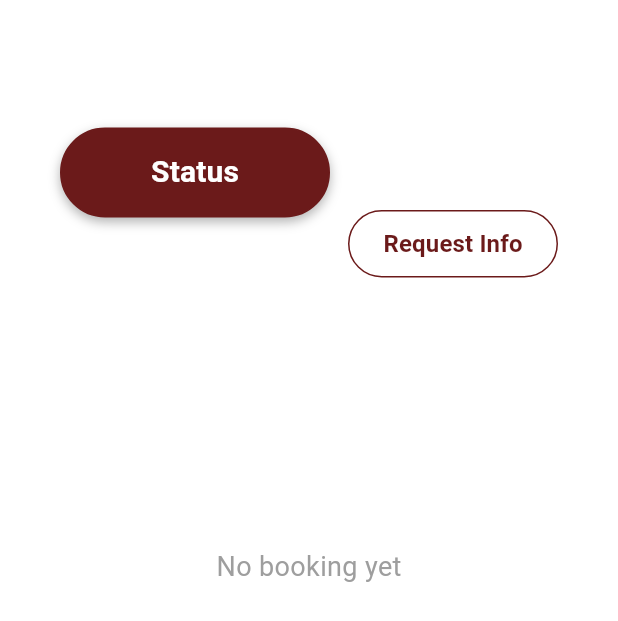
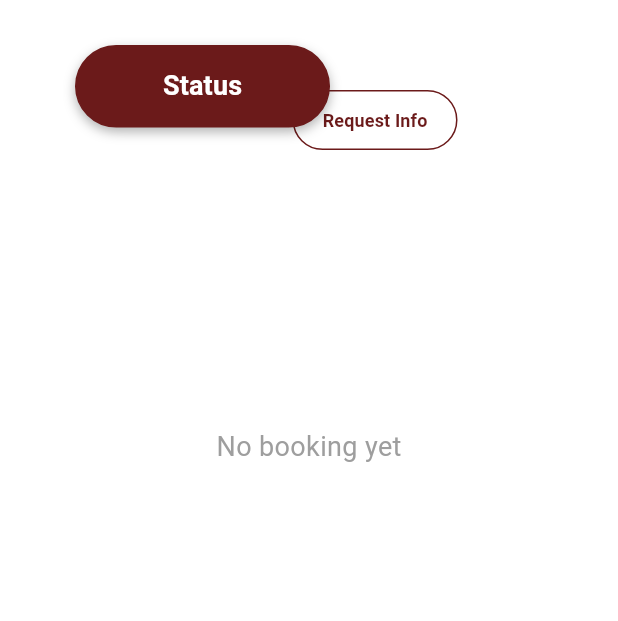
Before and after one commit to 6631501048/projectmobile_g9, a Flutter app: the RequestPage screen opened directly, after a tap on "Status", on a phone screen of 412 x 824 dp. Shown: the top 621 px of the screen. Run offline on Flutter 3.47's test engine with Material 3 defaults, Android fonts, the phone set to English and light mode, and no system bars; network calls fail.

Commit message:
student request com check

```diff
--- a/lib/Student/student_request.dart
+++ b/lib/Student/student_request.dart
@@ -1,31 +1,26 @@
 import 'package:flutter/material.dart';
+import 'studenthome.dart';
 
 class RequestPage extends StatefulWidget {
-  const RequestPage({super.key});
-
   @override
   State<RequestPage> createState() => _RequestPageState();
 }
 
 class _RequestPageState extends State<RequestPage> {
-  int selectedIndex = 0;
-  String title = "";
+  String title = "---- TITLE ----";
   String imagePath = "";
+  String status = 'PENDING';
 
   DateTime? fromDate = DateTime.now();
   DateTime? toDate = DateTime.now();
+
   bool showInfo = true;
   bool isConfirmed = false;
-  String from = '';
-  String to = '';
 
-  @override
   void initState() {
     super.initState();
     fromDate = DateTime.now();
     toDate = DateTime.now().add(const Duration(days: 1));
-    from = '${fromDate!.day}/${fromDate!.month}/${fromDate!.year}';
-    to = '${toDate!.day}/${toDate!.month}/${toDate!.year}';
   }
 
   @override
@@ -35,37 +30,74 @@ class _RequestPageState extends State<RequestPage> {
       body: Column(
         children: [
           Padding(
-            padding: const EdgeInsets.only(top: 75),
+            padding: const EdgeInsets.only(top: 30),
             child: SizedBox(
               width: double.infinity,
-              height: 120,
+              height: 85,
               child: Stack(
                 alignment: Alignment.center,
                 children: showInfo
                     ? [
-                        _tabButton('Request Info', true, () {}),
-                        _tabButton('Status', false, () {
+                        AnimatedPositioned(
+                          duration: const Duration(milliseconds: 400),
+                          left: 185,
+                          top: 30,
+                          child: buildButton(
+                            text: 'Status',
+                            active: false,
+                            onPressed: () {
                               setState(() {
                                 showInfo = false;
                               });
-                        }),
+                            },
+                          ),
+                        ),
+                        AnimatedPositioned(
+                          duration: const Duration(milliseconds: 300),
+                          left: 50,
+                          top: 0,
+                          child: buildButton(
+                            text: 'Request Info',
+                            active: true,
+                            onPressed: () {},
+                          ),
+                        ),
                       ]
                     : [
-                        _tabButton('Status', true, () {}),
-                        _tabButton('Request Info', false, () {
+                        AnimatedPositioned(
+                          duration: const Duration(milliseconds: 400),
+                          left: 195,
+                          top: 30,
+                          child: buildButton(
+                            text: 'Request Info',
+                            active: false,
+                            onPressed: () {
                               setState(() {
+                                isConfirmed = false;
                                 showInfo = true;
-                            isConfirmed = false;
                               });
-                        }),
+                            },
+                          ),
+                        ),
+                        AnimatedPositioned(
+                          duration: const Duration(milliseconds: 300),
+                          left: 50,
+                          top: 0,
+                          child: buildButton(
+                            text: 'Status',
+                            active: true,
+                            onPressed: () {},
+                          ),
+                        ),
                       ],
               ),
             ),
           ),
+
           const SizedBox(height: 20),
           Expanded(
             child: SingleChildScrollView(
-              child: showInfo ? _buildRequestInfo() : _buildStatus(),
+              child: showInfo ? RequestInfo() : Status(),
             ),
           ),
         ],
@@ -73,16 +105,17 @@ class _RequestPageState extends State<RequestPage> {
     );
   }
 
-  // ----------------------------------------------------------------
+  // ---------------------------------------------------------------//
 
-  Widget _tabButton(String text, bool active, VoidCallback onPressed) {
-    return Align(
-      alignment: active ? Alignment.topLeft : Alignment.bottomRight,
-      child: AnimatedContainer(
+  Widget buildButton({
+    required String text,
+    required bool active,
+    required VoidCallback onPressed,
+  }) {
+    return AnimatedContainer(
       duration: const Duration(milliseconds: 300),
-        width: active ? 180 : 140,
-        height: active ? 60 : 45,
-        margin: const EdgeInsets.symmetric(horizontal: 40, vertical: 10),
+      width: active ? 170 : 110,
+      height: active ? 55 : 40,
       decoration: BoxDecoration(
         color: active ? const Color(0xFF6B1A1A) : Colors.white,
         borderRadius: BorderRadius.circular(30),
@@ -104,15 +137,14 @@ class _RequestPageState extends State<RequestPage> {
           style: TextStyle(
             color: active ? Colors.white : const Color(0xFF6B1A1A),
             fontWeight: FontWeight.bold,
-              fontSize: active ? 20 : 16,
-            ),
+            fontSize: active ? 18 : 12,
           ),
         ),
       ),
     );
   }
 
-  Widget _buildRequestInfo() {
+  Widget RequestInfo() {
     return Center(
       child: Container(
         width: 300,
@@ -124,7 +156,7 @@ class _RequestPageState extends State<RequestPage> {
         child: Column(
           mainAxisSize: MainAxisSize.min,
           children: [
-            _redTitle(title),
+            Title(title),
             const SizedBox(height: 12),
             Row(
               mainAxisAlignment: MainAxisAlignment.spaceEvenly,
@@ -157,7 +189,7 @@ class _RequestPageState extends State<RequestPage> {
                         fontSize: 16,
                       ),
                     ),
-                    _dateBox(fromDate),
+                    date(date: fromDate),
                     const SizedBox(height: 10),
                     const Text(
                       'TO',
@@ -166,7 +198,7 @@ class _RequestPageState extends State<RequestPage> {
                         fontSize: 16,
                       ),
                     ),
-                    _dateBox(toDate),
+                    date(date: toDate),
                   ],
                 ),
               ],
@@ -175,7 +207,7 @@ class _RequestPageState extends State<RequestPage> {
             Row(
               mainAxisAlignment: MainAxisAlignment.spaceEvenly,
               children: [
-                _button(
+                Button(
                   'CONFIRM',
                   Colors.green,
                   onPressed: () {
@@ -185,16 +217,15 @@ class _RequestPageState extends State<RequestPage> {
                     });
                   },
                 ),
-                _button(
+                Button(
                   'CANCEL',
                   Colors.red,
                   textColor: Colors.white,
                   onPressed: () {
-                    ScaffoldMessenger.of(context).showSnackBar(
-                      const SnackBar(
-                        content: Text('Cancelled!'),
-                        backgroundColor: Colors.red,
-                      ),
+                    Navigator.pushAndRemoveUntil(
+                      context,
+                      MaterialPageRoute(builder: (context) => StudentHome()),
+                      (route) => false,
                     );
                   },
                 ),
@@ -206,11 +237,11 @@ class _RequestPageState extends State<RequestPage> {
     );
   }
 
-  Widget _buildStatus() {
+  Widget Status() {
     if (!isConfirmed) {
-      return const Center(
+      return Center(
         child: Padding(
-          padding: EdgeInsets.only(top: 150),
+          padding: const EdgeInsets.only(top: 150),
           child: Text(
             'No booking yet',
             style: TextStyle(color: Colors.grey, fontSize: 18),
@@ -225,18 +256,21 @@ class _RequestPageState extends State<RequestPage> {
         children: [
           Container(
             width: 300,
+            height: 230,
             padding: const EdgeInsets.all(16),
             decoration: BoxDecoration(
               border: Border.all(color: Colors.black),
               borderRadius: BorderRadius.circular(10),
             ),
             child: Column(
+              mainAxisSize: MainAxisSize.min,
               children: [
-                _redTitle(title),
-                const SizedBox(height: 12),
                 Row(
                   mainAxisAlignment: MainAxisAlignment.spaceEvenly,
                   children: [
+                    Column(
+                      children: [
+                        const SizedBox(height: 14),
                         ClipRRect(
                           borderRadius: BorderRadius.circular(8),
                           child: imagePath.isNotEmpty
@@ -256,48 +290,106 @@ class _RequestPageState extends State<RequestPage> {
                                   ),
                                 ),
                         ),
+                        const SizedBox(height: 10),
+                        Title(title),
+                      ],
+                    ),
                     Column(
                       children: [
-                        _dateBox(fromDate),
+                        date(date: fromDate),
                         const SizedBox(height: 10),
-                        _dateBox(toDate),
+                        date(date: toDate),
                         const SizedBox(height: 10),
-                        _statusBox('PENDING'),
+                        statusBox(status),
                       ],
                     ),
                   ],
                 ),
+
                 const SizedBox(height: 20),
               ],
             ),
           ),
+
           Positioned(
             bottom: -20,
             left: 180,
-            child: _button(
+            child: Button(
               'CANCEL',
               Colors.red[800]!,
               textColor: Colors.white,
+              onPressed: () {
+                showDialog(
+                  context: context,
+                  builder: (context) => AlertDialog(
+                    title: const Text('Confirm Cancellation'),
+                    content: const Text(
+                      'Are you sure you want to cancel?',
+                      style: TextStyle(fontSize: 14),
+                    ),
+                    actions: [
+                      TextButton(
                         onPressed: () {
                           setState(() {
                             isConfirmed = false;
                             showInfo = true;
                           });
+                          Navigator.of(context).pop();
+                        },
+                        child: const Text(
+                          'Yes',
+                          style: TextStyle(color: Colors.red),
+                        ),
+                      ),
+                      TextButton(
+                        onPressed: () => Navigator.of(context).pop(),
+                        child: const Text(
+                          'No',
+                          style: TextStyle(color: Colors.black),
+                        ),
+                      ),
+                    ],
+                  ),
+                );
               },
             ),
           ),
           Positioned(
             bottom: -12,
             left: 20,
-            child: _button(
-              'RETURN',
-              Colors.black,
-              textColor: Colors.white,
+            child: SizedBox(
+              width: 100,
+              height: 30,
+              child: ElevatedButton(
+                style: ElevatedButton.styleFrom(
+                  backgroundColor: const Color.fromARGB(255, 0, 0, 0),
+                  foregroundColor: Colors.white,
+                  shape: RoundedRectangleBorder(
+                    borderRadius: BorderRadius.circular(20),
+                    side: const BorderSide(color: Colors.black26),
+                  ),
+                  padding: const EdgeInsets.symmetric(
+                    horizontal: 10,
+                    vertical: 8,
+                  ),
+                ),
+                onPressed: () {
+                  showDialog(
+                    context: context,
+                    builder: (context) => AlertDialog(
+                      title: const Text('Return Book'),
+                      content: const Text(
+                        'Do you want to return this book?',
+                        style: TextStyle(fontSize: 15),
+                      ),
+                      actions: [
+                        TextButton(
                           onPressed: () {
                             setState(() {
                               isConfirmed = false;
                               showInfo = true;
                             });
+                            Navigator.of(context).pop();
                             ScaffoldMessenger.of(context).showSnackBar(
                               const SnackBar(
                                 content: Text('Book returned successfully!'),
@@ -305,6 +397,27 @@ class _RequestPageState extends State<RequestPage> {
                               ),
                             );
                           },
+                          child: const Text(
+                            'Yes',
+                            style: TextStyle(color: Colors.green),
+                          ),
+                        ),
+                        TextButton(
+                          onPressed: () => Navigator.of(context).pop(),
+                          child: const Text(
+                            'No',
+                            style: TextStyle(color: Colors.black),
+                          ),
+                        ),
+                      ],
+                    ),
+                  );
+                },
+                child: const Text(
+                  'RETURN',
+                  style: TextStyle(fontWeight: FontWeight.bold, fontSize: 10),
+                ),
+              ),
             ),
           ),
         ],
@@ -312,9 +425,7 @@ class _RequestPageState extends State<RequestPage> {
     );
   }
 
-  // ----------------------------------------------------------------
-
-  Widget _dateBox(DateTime? date) {
+  Widget date({required DateTime? date}) {
     final d = date ?? DateTime.now();
     return Container(
       width: 130,
@@ -336,9 +447,9 @@ class _RequestPageState extends State<RequestPage> {
     );
   }
 
-  Widget _redTitle(String text) {
+  Widget Title(String text) {
     return Container(
-      padding: const EdgeInsets.symmetric(horizontal: 20, vertical: 8),
+      padding: const EdgeInsets.symmetric(horizontal: 20, vertical: 10),
       decoration: BoxDecoration(
         color: const Color(0xFF8B0000),
         borderRadius: BorderRadius.circular(30),
@@ -348,13 +459,13 @@ class _RequestPageState extends State<RequestPage> {
         style: const TextStyle(
           color: Colors.white,
           fontWeight: FontWeight.bold,
-          fontSize: 14,
+          fontSize: 12,
         ),
       ),
     );
   }
 
-  Widget _button(
+  Widget Button(
     String label,
     Color color, {
     Color textColor = Colors.white,
@@ -367,15 +478,15 @@ class _RequestPageState extends State<RequestPage> {
         foregroundColor: textColor,
         shape: RoundedRectangleBorder(
           borderRadius: BorderRadius.circular(20),
-          side: const BorderSide(color: Colors.black26),
+          side: BorderSide(color: Colors.black26),
         ),
-        padding: const EdgeInsets.symmetric(horizontal: 20, vertical: 10),
+        padding: const EdgeInsets.symmetric(horizontal: 24, vertical: 10),
       ),
       child: Text(label, style: const TextStyle(fontWeight: FontWeight.bold)),
     );
   }
 
-  Widget _statusBox(String text) {
+  Widget statusBox(String text) {
     return Container(
       width: 130,
       padding: const EdgeInsets.all(8),
@@ -384,7 +495,10 @@ class _RequestPageState extends State<RequestPage> {
         border: Border.all(color: Colors.black),
         borderRadius: BorderRadius.circular(6),
       ),
-      child: Center(
+      child: Column(
+        crossAxisAlignment: CrossAxisAlignment.start,
+        children: [
+          Center(
             child: Text(
               text,
               style: const TextStyle(
@@ -394,6 +508,8 @@ class _RequestPageState extends State<RequestPage> {
               ),
             ),
           ),
+        ],
+      ),
     );
   }
 }
--- a/lib/Student/studenthome.dart
+++ b/lib/Student/studenthome.dart
@@ -79,7 +79,7 @@ class _BookStoreHomeState extends State<BookStoreHome> {
             return _HomeGrid(query: _query);
           } else if (currentRole == UserRole.student && i == 1) {
             // หน้า My Request
-            return const RequestPage();
+            return RequestPage();
           } else if (currentRole == UserRole.student && i == 2) {
             // หน้า History
             return const StudentHistory();
--- a/lib/main.dart
+++ b/lib/main.dart
@@ -1,9 +1,11 @@
 import 'package:flutter/material.dart';
 import 'package:projectmobile_g9/Login-Regis/Login.dart';
+import 'package:projectmobile_g9/Staff/staffhome.dart';
 import 'package:projectmobile_g9/lect/lec.dart';
 void main() {
   runApp(MaterialApp(debugShowCheckedModeBanner: false,
-  home: LectHome()
-  // home: LoginPage()
+  // home: LectHome()
+  home: LoginPage()
+  // home: StaffBookStoreApp()
   ));
 }
```
Lines whose indentation alone changed are shown as unchanged.
